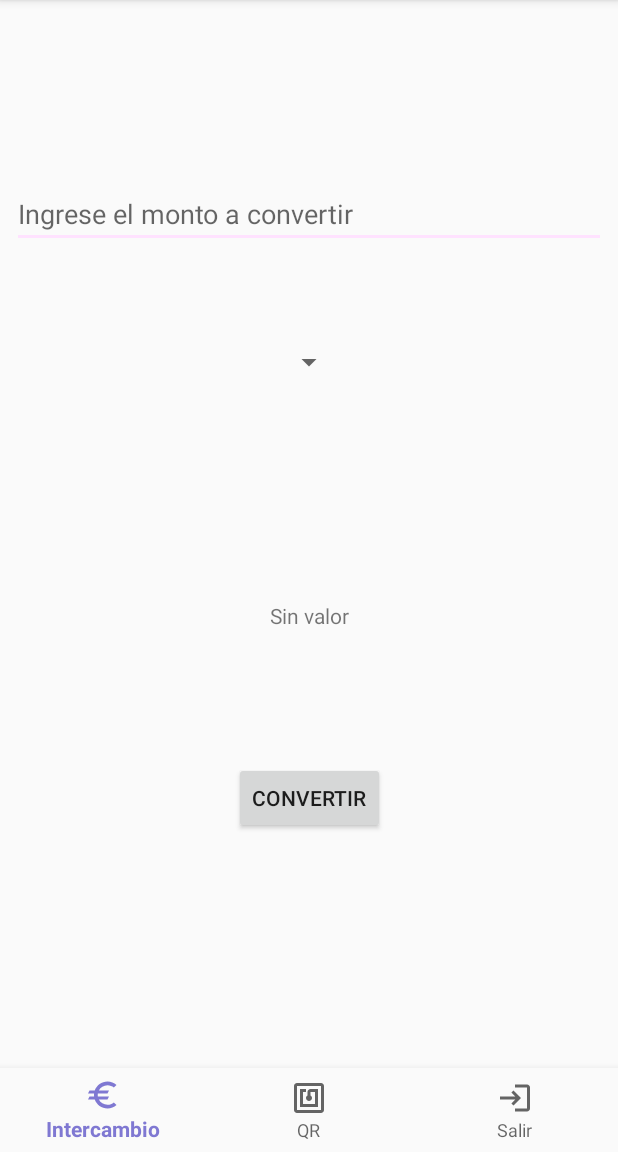
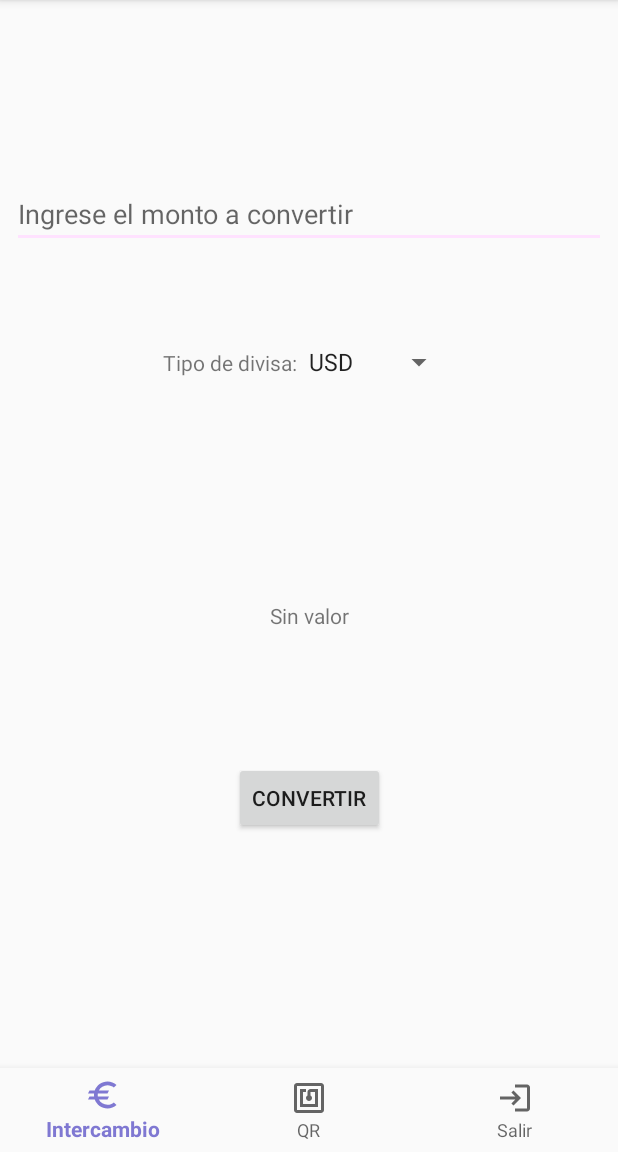
Before and after one commit to hdlm/chinchin, an Android app: the screen it shows after launch (MainActivity), on a phone screen of 412 x 824 dp, the part 84-1236 px from its top. Run offline under Robolectric (Android 15) with nearby library versions, the phone set to English and light mode, and no system bars.

Commit message:
ajustes a la vista 'Exchange fragment'

```diff
--- a/app/build.gradle
+++ b/app/build.gradle
@@ -43,6 +43,10 @@ dependencies {
     implementation 'androidx.lifecycle:lifecycle-extensions:2.2.0'
     implementation 'androidx.navigation:navigation-fragment-ktx:2.3.0'
     implementation 'androidx.navigation:navigation-ui-ktx:2.3.0'
+    implementation 'androidx.fragment:fragment-ktx:latest-version'
+    implementation 'com.squareup.retrofit2:retrofit:2.1.0'
+    implementation 'com.squareup.retrofit2:converter-gson:2.1.0'
+
     testImplementation 'junit:junit:4.12'
     androidTestImplementation 'androidx.test.ext:junit:1.1.1'
     androidTestImplementation 'androidx.test.espresso:espresso-core:3.2.0'
--- a/app/src/main/java/com/chinchin/ui/exchange/ExchangeFragment.kt
+++ b/app/src/main/java/com/chinchin/ui/exchange/ExchangeFragment.kt
@@ -4,8 +4,11 @@ import android.os.Bundle
 import android.view.LayoutInflater
 import android.view.View
 import android.view.ViewGroup
+import android.widget.AdapterView
+import android.widget.ArrayAdapter
 import android.widget.TextView
 import androidx.fragment.app.Fragment
+import androidx.fragment.app.viewModels
 import androidx.lifecycle.Observer
 import androidx.lifecycle.ViewModelProvider
 import com.chinchin.R
@@ -13,7 +16,8 @@ import kotlinx.android.synthetic.main.fragment_exchange.*
 
 class ExchangeFragment : Fragment() {
 
-    private lateinit var viewModel: ExchangeViewModel
+    //private lateinit var viewModel: ExchangeViewModel
+    private val viewModel by viewModels<ExchangeViewModel>()
 
     override fun onCreateView(
             inflater: LayoutInflater,
@@ -33,7 +37,7 @@ class ExchangeFragment : Fragment() {
 
     override fun onViewCreated(view: View, savedInstanceState: Bundle?) {
         super.onViewCreated(view, savedInstanceState)
-        viewModel = ViewModelProvider(this).get(ExchangeViewModel::class.java)
+        //viewModel = ViewModelProvider(this).get(ExchangeViewModel::class.java)
 
         resultadoTextView.text = getString(R.string.exchange_fragment_resultado_textview_no_value)
 
@@ -41,6 +45,26 @@ class ExchangeFragment : Fragment() {
             resultadoTextView.text = result.toString()
         }
         viewModel.getResultado().observe(viewLifecycleOwner, resultadoObserver)
+
+        // Setting Adapter to Spinners
+        ArrayAdapter.createFromResource(
+            requireContext(),
+            R.array.divisas_array,
+            android.R.layout.simple_spinner_item
+        ).also { adapter ->
+            adapter.setDropDownViewResource(android.R.layout.simple_spinner_dropdown_item)
+            divisaSpinner.adapter = adapter
+        }
+        divisaSpinner.setSelection(0)  // seleccion por default
+        divisaSpinner.onItemSelectedListener = object: AdapterView.OnItemSelectedListener {
+            override fun onNothingSelected(parent: AdapterView<*>?) {
+                // do nothing
+            }
+
+            override fun onItemSelected( parent: AdapterView<*>?, view: View?, position: Int, id: Long ) {
+                //TODO consultar el endpoint para obtener el valor correspondiente a la divisa seleccionada
+            }
+        }
 
         convertButton.setOnClickListener {
             if (montoText.text.isNotEmpty()) {
--- a/app/src/main/java/com/chinchin/ui/logout/LogoutFragment.kt
+++ b/app/src/main/java/com/chinchin/ui/logout/LogoutFragment.kt
@@ -8,7 +8,6 @@ import android.widget.TextView
 import androidx.fragment.app.Fragment
 import androidx.lifecycle.Observer
 import androidx.lifecycle.ViewModelProvider
-import androidx.lifecycle.ViewModelProviders
 import com.chinchin.R
 
 class LogoutFragment : Fragment() {
--- a/app/src/main/java/com/chinchin/ui/qr/QrFragment.kt
+++ b/app/src/main/java/com/chinchin/ui/qr/QrFragment.kt
@@ -8,7 +8,6 @@ import android.widget.TextView
 import androidx.fragment.app.Fragment
 import androidx.lifecycle.Observer
 import androidx.lifecycle.ViewModelProvider
-import androidx.lifecycle.ViewModelProviders
 import com.chinchin.R
 
 class QrFragment : Fragment() {
--- a/app/src/main/res/layout/fragment_exchange.xml
+++ b/app/src/main/res/layout/fragment_exchange.xml
@@ -22,14 +22,30 @@
         app:layout_constraintStart_toStartOf="parent"
         app:layout_constraintTop_toTopOf="parent" />
 
-    <Spinner
-        android:id="@+id/divisaSpinner"
+    <LinearLayout
+        android:id="@+id/exchangeLinearLayout"
         android:layout_width="wrap_content"
         android:layout_height="wrap_content"
+        android:orientation="horizontal"
         android:layout_marginTop="64dp"
+        android:gravity="center_horizontal"
         app:layout_constraintEnd_toEndOf="parent"
         app:layout_constraintStart_toStartOf="parent"
-        app:layout_constraintTop_toBottomOf="@id/montoText" />
+        app:layout_constraintTop_toBottomOf="@+id/montoText" >
+
+        <TextView
+            android:id="@+id/labelDivisa"
+            android:layout_width="wrap_content"
+            android:layout_height="wrap_content"
+            android:text="@string/exchange_fragment_label_divisa" />
+
+        <Spinner
+            android:id="@+id/divisaSpinner"
+            android:layout_width="wrap_content"
+            android:layout_height="wrap_content" />
+
+    </LinearLayout>
+
 
     <TextView
         android:id="@+id/tasaTextView"
@@ -38,7 +54,7 @@
         android:layout_marginTop="64dp"
         app:layout_constraintEnd_toEndOf="parent"
         app:layout_constraintStart_toStartOf="parent"
-        app:layout_constraintTop_toBottomOf="@+id/divisaSpinner" />
+        app:layout_constraintTop_toBottomOf="@+id/exchangeLinearLayout" />
 
     <TextView
         android:id="@+id/resultadoTextView"
@@ -59,4 +75,5 @@
         app:layout_constraintStart_toStartOf="parent" android:layout_marginTop="88dp"
         app:layout_constraintTop_toBottomOf="@+id/resultadoTextView" />
 
+
 </androidx.constraintlayout.widget.ConstraintLayout>
--- a/app/src/main/res/values/strings.xml
+++ b/app/src/main/res/values/strings.xml
@@ -11,8 +11,18 @@
 
     <string name="exchange_fragment_title">Intercambio</string>
     <string name="exchange_fragment_monto_hint">Ingrese el monto a convertir</string>
+    <string name="exchange_fragment_label_divisa">Tipo de divisa:</string>
     <string name="exchange_fragment_convert_button">Convertir</string>
     <string name="exchange_fragment_resultado_textview_no_value">Sin valor</string>
     <string name="valor_tasa">valor de la tasa de cambio</string>
 
+    <string-array name="divisas_array">
+        <item>USD</item>
+        <item>ETH</item>
+        <item>BTC</item>
+        <item>PTR</item>
+        <item>BS</item>
+        <item>EURO</item>
+    </string-array>
+
 </resources>
```
